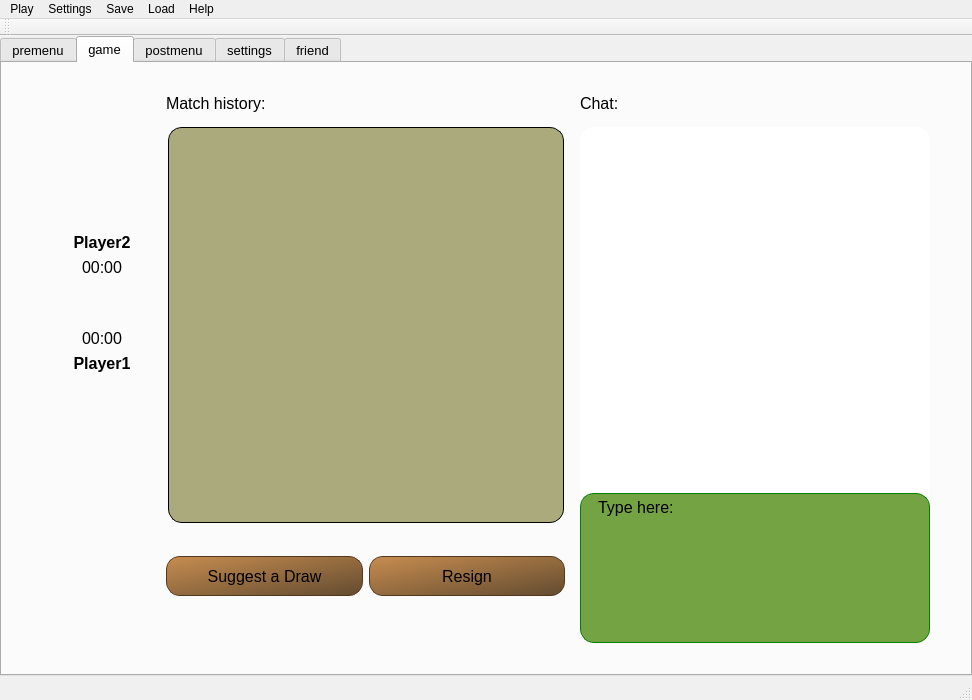
This is windows/mainwindow.ui in redmms/mercury_chess as Qt 5 draws it before an edit. The edited form follows.
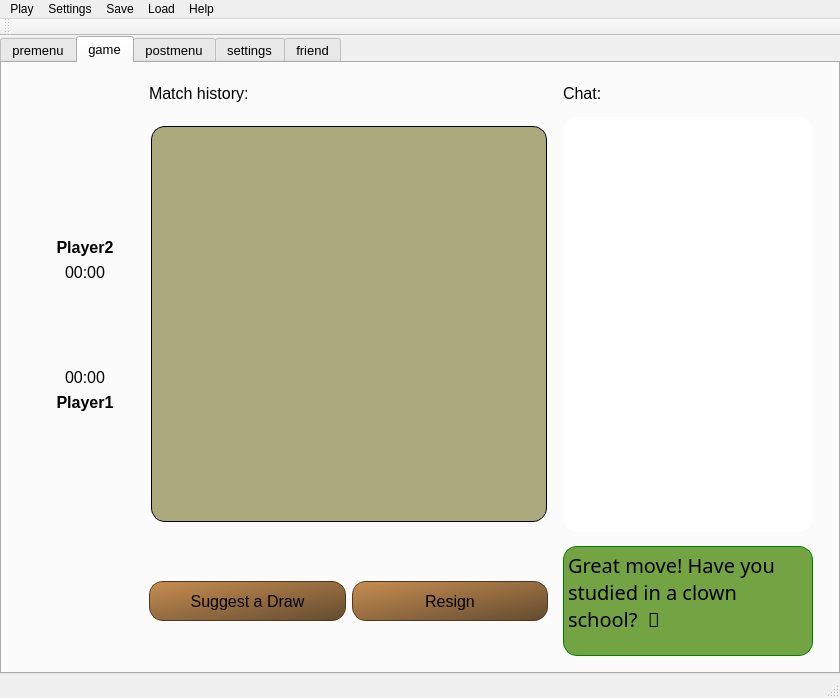
This is the edited form. The open tabs and pages were chosen to show the change. Icons and pictures are not drawn.

Commit message: Fck with printMessage()

What changed in the file:
```diff
--- a/windows/mainwindow.ui
+++ b/windows/mainwindow.ui
@@ -6,8 +6,8 @@
    <rect>
     <x>0</x>
     <y>0</y>
-    <width>972</width>
-    <height>700</height>
+    <width>840</width>
+    <height>698</height>
    </rect>
   </property>
   <property name="sizePolicy">
@@ -18,8 +18,8 @@
   </property>
   <property name="minimumSize">
    <size>
-    <width>972</width>
-    <height>700</height>
+    <width>0</width>
+    <height>0</height>
    </size>
   </property>
   <property name="maximumSize">
@@ -315,6 +315,7 @@
       </property>
       <property name="font">
        <font>
+        <family>Segoe UI</family>
         <pointsize>10</pointsize>
        </font>
       </property>
@@ -839,335 +840,158 @@
        </attribute>
        <layout class="QHBoxLayout" name="horizontalLayout_2">
         <item>
-         <layout class="QGridLayout" name="game_grid" columnstretch="2,0,0,0,1">
+         <layout class="QGridLayout" name="game_grid" columnstretch="2,0,0,3,1">
           <property name="sizeConstraint">
            <enum>QLayout::SetMinimumSize</enum>
           </property>
           <property name="leftMargin">
-           <number>20</number>
+           <number>5</number>
           </property>
           <property name="topMargin">
-           <number>20</number>
+           <number>10</number>
           </property>
           <property name="rightMargin">
-           <number>20</number>
+           <number>5</number>
           </property>
           <property name="bottomMargin">
-           <number>20</number>
+           <number>5</number>
           </property>
           <property name="spacing">
            <number>14</number>
           </property>
-          <item row="2" column="2">
-           <layout class="QHBoxLayout" name="game_buttons">
-            <item>
-             <widget class="QPushButton" name="draw_button">
+          <item row="1" column="2" alignment="Qt::AlignHCenter|Qt::AlignVCenter">
+           <widget class="QLabel" name="board_background">
               <property name="sizePolicy">
-               <sizepolicy hsizetype="MinimumExpanding" vsizetype="Fixed">
+             <sizepolicy hsizetype="Fixed" vsizetype="Fixed">
                 <horstretch>0</horstretch>
                 <verstretch>0</verstretch>
                </sizepolicy>
               </property>
               <property name="minimumSize">
                <size>
-                <width>89</width>
-                <height>40</height>
+              <width>396</width>
+              <height>396</height>
                </size>
               </property>
               <property name="maximumSize">
                <size>
-                <width>197</width>
-                <height>24</height>
+              <width>396</width>
+              <height>396</height>
                </size>
               </property>
               <property name="palette">
                <palette>
                 <active>
                  <colorrole role="Button">
-                  <brush brushstyle="LinearGradientPattern">
-                   <gradient startx="0.000000000000000" starty="0.000000000000000" endx="1.000000000000000" endy="1.000000000000000" type="LinearGradient" spread="PadSpread" coordinatemode="ObjectBoundingMode">
-                    <gradientstop position="0.000000000000000">
+                <brush brushstyle="SolidPattern">
                      <color alpha="255">
-                      <red>199</red>
-                      <green>141</green>
-                      <blue>80</blue>
-                     </color>
-                    </gradientstop>
-                    <gradientstop position="1.000000000000000">
-                     <color alpha="255">
-                      <red>99</red>
-                      <green>75</green>
-                      <blue>48</blue>
-                     </color>
-                    </gradientstop>
-                   </gradient>
+                  <red>170</red>
+                  <green>170</green>
+                  <blue>125</blue>
+                 </color>
                   </brush>
                  </colorrole>
                  <colorrole role="Base">
-                  <brush brushstyle="LinearGradientPattern">
-                   <gradient startx="0.000000000000000" starty="0.000000000000000" endx="1.000000000000000" endy="1.000000000000000" type="LinearGradient" spread="PadSpread" coordinatemode="ObjectBoundingMode">
-                    <gradientstop position="0.000000000000000">
+                <brush brushstyle="SolidPattern">
                      <color alpha="255">
-                      <red>199</red>
-                      <green>141</green>
-                      <blue>80</blue>
-                     </color>
-                    </gradientstop>
-                    <gradientstop position="1.000000000000000">
-                     <color alpha="255">
-                      <red>99</red>
-                      <green>75</green>
-                      <blue>48</blue>
-                     </color>
-                    </gradientstop>
-                   </gradient>
+                  <red>170</red>
+                  <green>170</green>
+                  <blue>125</blue>
+                 </color>
                   </brush>
                  </colorrole>
                  <colorrole role="Window">
-                  <brush brushstyle="LinearGradientPattern">
-                   <gradient startx="0.000000000000000" starty="0.000000000000000" endx="1.000000000000000" endy="1.000000000000000" type="LinearGradient" spread="PadSpread" coordinatemode="ObjectBoundingMode">
-                    <gradientstop position="0.000000000000000">
+                <brush brushstyle="SolidPattern">
                      <color alpha="255">
-                      <red>199</red>
-                      <green>141</green>
-                      <blue>80</blue>
-                     </color>
-                    </gradientstop>
-                    <gradientstop position="1.000000000000000">
-                     <color alpha="255">
-                      <red>99</red>
-                      <green>75</green>
-                      <blue>48</blue>
-                     </color>
-                    </gradientstop>
-                   </gradient>
+                  <red>170</red>
+                  <green>170</green>
+                  <blue>125</blue>
+                 </color>
                   </brush>
                  </colorrole>
                 </active>
                 <inactive>
                  <colorrole role="Button">
-                  <brush brushstyle="LinearGradientPattern">
-                   <gradient startx="0.000000000000000" starty="0.000000000000000" endx="1.000000000000000" endy="1.000000000000000" type="LinearGradient" spread="PadSpread" coordinatemode="ObjectBoundingMode">
-                    <gradientstop position="0.000000000000000">
+                <brush brushstyle="SolidPattern">
                      <color alpha="255">
-                      <red>199</red>
-                      <green>141</green>
-                      <blue>80</blue>
-                     </color>
-                    </gradientstop>
-                    <gradientstop position="1.000000000000000">
-                     <color alpha="255">
-                      <red>99</red>
-                      <green>75</green>
-                      <blue>48</blue>
-                     </color>
-                    </gradientstop>
-                   </gradient>
+                  <red>170</red>
+                  <green>170</green>
+                  <blue>125</blue>
+                 </color>
                   </brush>
                  </colorrole>
                  <colorrole role="Base">
-                  <brush brushstyle="LinearGradientPattern">
-                   <gradient startx="0.000000000000000" starty="0.000000000000000" endx="1.000000000000000" endy="1.000000000000000" type="LinearGradient" spread="PadSpread" coordinatemode="ObjectBoundingMode">
-                    <gradientstop position="0.000000000000000">
+                <brush brushstyle="SolidPattern">
                      <color alpha="255">
-                      <red>199</red>
-                      <green>141</green>
-                      <blue>80</blue>
-                     </color>
-                    </gradientstop>
-                    <gradientstop position="1.000000000000000">
-                     <color alpha="255">
-                      <red>99</red>
-                      <green>75</green>
-                      <blue>48</blue>
-                     </color>
-                    </gradientstop>
-                   </gradient>
+                  <red>170</red>
+                  <green>170</green>
+                  <blue>125</blue>
+                 </color>
                   </brush>
                  </colorrole>
                  <colorrole role="Window">
-                  <brush brushstyle="LinearGradientPattern">
-                   <gradient startx="0.000000000000000" starty="0.000000000000000" endx="1.000000000000000" endy="1.000000000000000" type="LinearGradient" spread="PadSpread" coordinatemode="ObjectBoundingMode">
-                    <gradientstop position="0.000000000000000">
+                <brush brushstyle="SolidPattern">
                      <color alpha="255">
-                      <red>199</red>
-                      <green>141</green>
-                      <blue>80</blue>
-                     </color>
-                    </gradientstop>
-                    <gradientstop position="1.000000000000000">
-                     <color alpha="255">
-                      <red>99</red>
-                      <green>75</green>
-                      <blue>48</blue>
-                     </color>
-                    </gradientstop>
-                   </gradient>
+                  <red>170</red>
+                  <green>170</green>
+                  <blue>125</blue>
+                 </color>
                   </brush>
                  </colorrole>
                 </inactive>
                 <disabled>
                  <colorrole role="Button">
-                  <brush brushstyle="LinearGradientPattern">
-                   <gradient startx="0.000000000000000" starty="0.000000000000000" endx="1.000000000000000" endy="1.000000000000000" type="LinearGradient" spread="PadSpread" coordinatemode="ObjectBoundingMode">
-                    <gradientstop position="0.000000000000000">
+                <brush brushstyle="SolidPattern">
                      <color alpha="255">
-                      <red>199</red>
-                      <green>141</green>
-                      <blue>80</blue>
-                     </color>
-                    </gradientstop>
-                    <gradientstop position="1.000000000000000">
-                     <color alpha="255">
-                      <red>99</red>
-                      <green>75</green>
-                      <blue>48</blue>
-                     </color>
-                    </gradientstop>
-                   </gradient>
+                  <red>170</red>
+                  <green>170</green>
+                  <blue>125</blue>
+                 </color>
                   </brush>
                  </colorrole>
                  <colorrole role="Base">
-                  <brush brushstyle="LinearGradientPattern">
-                   <gradient startx="0.000000000000000" starty="0.000000000000000" endx="1.000000000000000" endy="1.000000000000000" type="LinearGradient" spread="PadSpread" coordinatemode="ObjectBoundingMode">
-                    <gradientstop position="0.000000000000000">
+                <brush brushstyle="SolidPattern">
                      <color alpha="255">
-                      <red>199</red>
-                      <green>141</green>
-                      <blue>80</blue>
-                     </color>
-                    </gradientstop>
-                    <gradientstop position="1.000000000000000">
-                     <color alpha="255">
-                      <red>99</red>
-                      <green>75</green>
-                      <blue>48</blue>
-                     </color>
-                    </gradientstop>
-                   </gradient>
+                  <red>170</red>
+                  <green>170</green>
+                  <blue>125</blue>
+                 </color>
                   </brush>
                  </colorrole>
                  <colorrole role="Window">
-                  <brush brushstyle="LinearGradientPattern">
-                   <gradient startx="0.000000000000000" starty="0.000000000000000" endx="1.000000000000000" endy="1.000000000000000" type="LinearGradient" spread="PadSpread" coordinatemode="ObjectBoundingMode">
-                    <gradientstop position="0.000000000000000">
+                <brush brushstyle="SolidPattern">
                      <color alpha="255">
-                      <red>199</red>
-                      <green>141</green>
-                      <blue>80</blue>
-                     </color>
-                    </gradientstop>
-                    <gradientstop position="1.000000000000000">
-                     <color alpha="255">
-                      <red>99</red>
-                      <green>75</green>
-                      <blue>48</blue>
-                     </color>
-                    </gradientstop>
-                   </gradient>
+                  <red>170</red>
+                  <green>170</green>
+                  <blue>125</blue>
+                 </color>
                   </brush>
                  </colorrole>
                 </disabled>
                </palette>
               </property>
-              <property name="font">
-               <font>
-                <pointsize>12</pointsize>
-               </font>
-              </property>
-              <property name="styleSheet">
-               <string notr="true"/>
-              </property>
-              <property name="text">
-               <string>Suggest a Draw</string>
-              </property>
-             </widget>
-            </item>
-            <item>
-             <widget class="QPushButton" name="resign_button">
-              <property name="sizePolicy">
-               <sizepolicy hsizetype="MinimumExpanding" vsizetype="Fixed">
-                <horstretch>0</horstretch>
-                <verstretch>0</verstretch>
-               </sizepolicy>
-              </property>
-              <property name="minimumSize">
-               <size>
-                <width>75</width>
-                <height>40</height>
-               </size>
-              </property>
-              <property name="maximumSize">
-               <size>
-                <width>196</width>
-                <height>24</height>
-               </size>
-              </property>
-              <property name="font">
-               <font>
-                <pointsize>12</pointsize>
-               </font>
-              </property>
+            <property name="toolTip">
+             <string>Think thoroughly</string>
+            </property>
+            <property name="autoFillBackground">
+             <bool>false</bool>
+            </property>
               <property name="styleSheet">
-               <string notr="true"/>
-              </property>
-              <property name="text">
-               <string>Resign</string>
-              </property>
-             </widget>
-            </item>
-           </layout>
-          </item>
-          <item row="1" column="3">
-           <widget class="QScrollArea" name="chat_area">
-            <property name="sizePolicy">
-             <sizepolicy hsizetype="Preferred" vsizetype="MinimumExpanding">
-              <horstretch>0</horstretch>
-              <verstretch>0</verstretch>
-             </sizepolicy>
-            </property>
-            <property name="minimumSize">
-             <size>
-              <width>350</width>
-              <height>396</height>
-             </size>
-            </property>
-            <property name="maximumSize">
-             <size>
-              <width>350</width>
-              <height>16777215</height>
-             </size>
-            </property>
-            <property name="font">
-             <font>
-              <pointsize>12</pointsize>
-             </font>
-            </property>
-            <property name="styleSheet">
-             <string notr="true">QWidget{
-background: white;
+             <string notr="true">QLabel{
+background: rgb(170, 170, 125);
+border: 1 solid black /*#A86F2E*/;
 border-radius: 14px;
 }</string>
             </property>
-            <property name="verticalScrollBarPolicy">
-             <enum>Qt::ScrollBarAlwaysOff</enum>
+            <property name="text">
+             <string/>
             </property>
-            <property name="horizontalScrollBarPolicy">
-             <enum>Qt::ScrollBarAlwaysOff</enum>
+            <property name="scaledContents">
+             <bool>false</bool>
             </property>
-            <property name="widgetResizable">
-             <bool>true</bool>
+            <property name="alignment">
+             <set>Qt::AlignCenter</set>
             </property>
-            <widget class="QWidget" name="scrollAreaWidgetContents">
-             <property name="geometry">
-              <rect>
-               <x>0</x>
-               <y>0</y>
-               <width>350</width>
-               <height>396</height>
-              </rect>
-             </property>
-            </widget>
            </widget>
           </item>
           <item row="0" column="3">
@@ -1182,6 +1006,19 @@
             </property>
            </widget>
           </item>
+          <item row="1" column="4">
+           <spacer name="horizontalSpacer_2">
+            <property name="orientation">
+             <enum>Qt::Horizontal</enum>
+            </property>
+            <property name="sizeHint" stdset="0">
+             <size>
+              <width>1</width>
+              <height>20</height>
+             </size>
+            </property>
+           </spacer>
+          </item>
           <item row="1" column="1">
            <layout class="QVBoxLayout" name="players_layout">
             <property name="spacing">
@@ -1202,7 +1039,7 @@
             <property name="bottomMargin">
              <number>0</number>
             </property>
-            <item alignment="Qt::AlignRight">
+            <item alignment="Qt::AlignRight|Qt::AlignBottom">
              <widget class="QLabel" name="opponent_avatar">
               <property name="minimumSize">
                <size>
@@ -1304,10 +1141,13 @@
               <property name="orientation">
                <enum>Qt::Vertical</enum>
               </property>
+              <property name="sizeType">
+               <enum>QSizePolicy::Fixed</enum>
+              </property>
               <property name="sizeHint" stdset="0">
                <size>
                 <width>20</width>
-                <height>40</height>
+                <height>80</height>
                </size>
               </property>
              </spacer>
@@ -1369,7 +1209,7 @@
               </property>
              </widget>
             </item>
-            <item alignment="Qt::AlignRight">
+            <item alignment="Qt::AlignRight|Qt::AlignTop">
              <widget class="QLabel" name="user_avatar">
               <property name="sizePolicy">
                <sizepolicy hsizetype="Fixed" vsizetype="Fixed">
@@ -1440,6 +1280,76 @@
             </property>
            </widget>
           </item>
+          <item row="1" column="3">
+           <widget class="QScrollArea" name="chat_area">
+            <property name="sizePolicy">
+             <sizepolicy hsizetype="Expanding" vsizetype="MinimumExpanding">
+              <horstretch>0</horstretch>
+              <verstretch>0</verstretch>
+             </sizepolicy>
+            </property>
+            <property name="minimumSize">
+             <size>
+              <width>250</width>
+              <height>396</height>
+             </size>
+            </property>
+            <property name="maximumSize">
+             <size>
+              <width>350</width>
+              <height>16777215</height>
+             </size>
+            </property>
+            <property name="font">
+             <font>
+              <family>Pristina</family>
+              <pointsize>15</pointsize>
+             </font>
+            </property>
+            <property name="autoFillBackground">
+             <bool>false</bool>
+            </property>
+            <property name="styleSheet">
+             <string notr="true">QScrollArea{
+background: white;
+border-radius: 14px;
+}
+QWidget{
+background: white;
+border-radius: 14px;
+}
+QScrollArea.vieport{
+background: white;
+border-radius: 14px;
+}</string>
+            </property>
+            <property name="verticalScrollBarPolicy">
+             <enum>Qt::ScrollBarAlwaysOff</enum>
+            </property>
+            <property name="horizontalScrollBarPolicy">
+             <enum>Qt::ScrollBarAlwaysOff</enum>
+            </property>
+            <property name="sizeAdjustPolicy">
+             <enum>QAbstractScrollArea::AdjustIgnored</enum>
+            </property>
+            <property name="widgetResizable">
+             <bool>false</bool>
+            </property>
+            <property name="alignment">
+             <set>Qt::AlignLeading|Qt::AlignLeft|Qt::AlignTop</set>
+            </property>
+            <widget class="QWidget" name="scrollAreaWidgetContents">
+             <property name="geometry">
+              <rect>
+               <x>0</x>
+               <y>0</y>
+               <width>250</width>
+               <height>408</height>
+              </rect>
+             </property>
+            </widget>
+           </widget>
+          </item>
           <item row="1" column="0">
            <spacer name="horizontalSpacer">
             <property name="orientation">
@@ -1450,159 +1360,284 @@
             </property>
             <property name="sizeHint" stdset="0">
              <size>
-              <width>10</width>
+              <width>1</width>
               <height>20</height>
              </size>
             </property>
            </spacer>
           </item>
-          <item row="1" column="2" alignment="Qt::AlignHCenter|Qt::AlignVCenter">
-           <widget class="QLabel" name="board_background">
+          <item row="2" column="2">
+           <layout class="QHBoxLayout" name="game_buttons">
+            <item alignment="Qt::AlignVCenter">
+             <widget class="QPushButton" name="draw_button">
             <property name="sizePolicy">
-             <sizepolicy hsizetype="Fixed" vsizetype="Fixed">
+               <sizepolicy hsizetype="MinimumExpanding" vsizetype="Fixed">
               <horstretch>0</horstretch>
               <verstretch>0</verstretch>
              </sizepolicy>
             </property>
             <property name="minimumSize">
              <size>
-              <width>396</width>
-              <height>396</height>
+                <width>89</width>
+                <height>40</height>
              </size>
             </property>
             <property name="maximumSize">
              <size>
-              <width>396</width>
-              <height>396</height>
+                <width>197</width>
+                <height>24</height>
              </size>
             </property>
             <property name="palette">
              <palette>
               <active>
                <colorrole role="Button">
-                <brush brushstyle="SolidPattern">
+                  <brush brushstyle="LinearGradientPattern">
+                   <gradient startx="0.000000000000000" starty="0.000000000000000" endx="1.000000000000000" endy="1.000000000000000" type="LinearGradient" spread="PadSpread" coordinatemode="ObjectBoundingMode">
+                    <gradientstop position="0.000000000000000">
                  <color alpha="255">
-                  <red>170</red>
-                  <green>170</green>
-                  <blue>125</blue>
-                 </color>
+                      <red>199</red>
+                      <green>141</green>
+                      <blue>80</blue>
+                     </color>
+                    </gradientstop>
+                    <gradientstop position="1.000000000000000">
+                     <color alpha="255">
+                      <red>99</red>
+                      <green>75</green>
+                      <blue>48</blue>
+                     </color>
+                    </gradientstop>
+                   </gradient>
                 </brush>
                </colorrole>
                <colorrole role="Base">
-                <brush brushstyle="SolidPattern">
+                  <brush brushstyle="LinearGradientPattern">
+                   <gradient startx="0.000000000000000" starty="0.000000000000000" endx="1.000000000000000" endy="1.000000000000000" type="LinearGradient" spread="PadSpread" coordinatemode="ObjectBoundingMode">
+                    <gradientstop position="0.000000000000000">
                  <color alpha="255">
-                  <red>170</red>
-                  <green>170</green>
-                  <blue>125</blue>
-                 </color>
+                      <red>199</red>
+                      <green>141</green>
+                      <blue>80</blue>
+                     </color>
+                    </gradientstop>
+                    <gradientstop position="1.000000000000000">
+                     <color alpha="255">
+                      <red>99</red>
+                      <green>75</green>
+                      <blue>48</blue>
+                     </color>
+                    </gradientstop>
+                   </gradient>
                 </brush>
                </colorrole>
                <colorrole role="Window">
-                <brush brushstyle="SolidPattern">
+                  <brush brushstyle="LinearGradientPattern">
+                   <gradient startx="0.000000000000000" starty="0.000000000000000" endx="1.000000000000000" endy="1.000000000000000" type="LinearGradient" spread="PadSpread" coordinatemode="ObjectBoundingMode">
+                    <gradientstop position="0.000000000000000">
                  <color alpha="255">
-                  <red>170</red>
-                  <green>170</green>
-                  <blue>125</blue>
-                 </color>
+                      <red>199</red>
+                      <green>141</green>
+                      <blue>80</blue>
+                     </color>
+                    </gradientstop>
+                    <gradientstop position="1.000000000000000">
+                     <color alpha="255">
+                      <red>99</red>
+                      <green>75</green>
+                      <blue>48</blue>
+                     </color>
+                    </gradientstop>
+                   </gradient>
                 </brush>
                </colorrole>
               </active>
               <inactive>
                <colorrole role="Button">
-                <brush brushstyle="SolidPattern">
+                  <brush brushstyle="LinearGradientPattern">
+                   <gradient startx="0.000000000000000" starty="0.000000000000000" endx="1.000000000000000" endy="1.000000000000000" type="LinearGradient" spread="PadSpread" coordinatemode="ObjectBoundingMode">
+                    <gradientstop position="0.000000000000000">
                  <color alpha="255">
-                  <red>170</red>
-                  <green>170</green>
-                  <blue>125</blue>
-                 </color>
+                      <red>199</red>
+                      <green>141</green>
+                      <blue>80</blue>
+                     </color>
+                    </gradientstop>
+                    <gradientstop position="1.000000000000000">
+                     <color alpha="255">
+                      <red>99</red>
+                      <green>75</green>
+                      <blue>48</blue>
+                     </color>
+                    </gradientstop>
+                   </gradient>
                 </brush>
                </colorrole>
                <colorrole role="Base">
-                <brush brushstyle="SolidPattern">
+                  <brush brushstyle="LinearGradientPattern">
+                   <gradient startx="0.000000000000000" starty="0.000000000000000" endx="1.000000000000000" endy="1.000000000000000" type="LinearGradient" spread="PadSpread" coordinatemode="ObjectBoundingMode">
+                    <gradientstop position="0.000000000000000">
                  <color alpha="255">
-                  <red>170</red>
-                  <green>170</green>
-                  <blue>125</blue>
-                 </color>
+                      <red>199</red>
+                      <green>141</green>
+                      <blue>80</blue>
+                     </color>
+                    </gradientstop>
+                    <gradientstop position="1.000000000000000">
+                     <color alpha="255">
+                      <red>99</red>
+                      <green>75</green>
+                      <blue>48</blue>
+                     </color>
+                    </gradientstop>
+                   </gradient>
                 </brush>
                </colorrole>
                <colorrole role="Window">
-                <brush brushstyle="SolidPattern">
+                  <brush brushstyle="LinearGradientPattern">
+                   <gradient startx="0.000000000000000" starty="0.000000000000000" endx="1.000000000000000" endy="1.000000000000000" type="LinearGradient" spread="PadSpread" coordinatemode="ObjectBoundingMode">
+                    <gradientstop position="0.000000000000000">
                  <color alpha="255">
-                  <red>170</red>
-                  <green>170</green>
-                  <blue>125</blue>
-                 </color>
+                      <red>199</red>
+                      <green>141</green>
+                      <blue>80</blue>
+                     </color>
+                    </gradientstop>
+                    <gradientstop position="1.000000000000000">
+                     <color alpha="255">
+                      <red>99</red>
+                      <green>75</green>
+                      <blue>48</blue>
+                     </color>
+                    </gradientstop>
+                   </gradient>
                 </brush>
                </colorrole>
               </inactive>
               <disabled>
                <colorrole role="Button">
-                <brush brushstyle="SolidPattern">
+                  <brush brushstyle="LinearGradientPattern">
+                   <gradient startx="0.000000000000000" starty="0.000000000000000" endx="1.000000000000000" endy="1.000000000000000" type="LinearGradient" spread="PadSpread" coordinatemode="ObjectBoundingMode">
+                    <gradientstop position="0.000000000000000">
                  <color alpha="255">
-                  <red>170</red>
-                  <green>170</green>
-                  <blue>125</blue>
-                 </color>
+                      <red>199</red>
+                      <green>141</green>
+                      <blue>80</blue>
+                     </color>
+                    </gradientstop>
+                    <gradientstop position="1.000000000000000">
+                     <color alpha="255">
+                      <red>99</red>
+                      <green>75</green>
+                      <blue>48</blue>
+                     </color>
+                    </gradientstop>
+                   </gradient>
                 </brush>
                </colorrole>
                <colorrole role="Base">
-                <brush brushstyle="SolidPattern">
+                  <brush brushstyle="LinearGradientPattern">
+                   <gradient startx="0.000000000000000" starty="0.000000000000000" endx="1.000000000000000" endy="1.000000000000000" type="LinearGradient" spread="PadSpread" coordinatemode="ObjectBoundingMode">
+                    <gradientstop position="0.000000000000000">
                  <color alpha="255">
-                  <red>170</red>
-                  <green>170</green>
-                  <blue>125</blue>
-                 </color>
+                      <red>199</red>
+                      <green>141</green>
+                      <blue>80</blue>
+                     </color>
+                    </gradientstop>
+                    <gradientstop position="1.000000000000000">
+                     <color alpha="255">
+                      <red>99</red>
+                      <green>75</green>
+                      <blue>48</blue>
+                     </color>
+                    </gradientstop>
+                   </gradient>
                 </brush>
                </colorrole>
                <colorrole role="Window">
-                <brush brushstyle="SolidPattern">
+                  <brush brushstyle="LinearGradientPattern">
+                   <gradient startx="0.000000000000000" starty="0.000000000000000" endx="1.000000000000000" endy="1.000000000000000" type="LinearGradient" spread="PadSpread" coordinatemode="ObjectBoundingMode">
+                    <gradientstop position="0.000000000000000">
                  <color alpha="255">
-                  <red>170</red>
-                  <green>170</green>
-                  <blue>125</blue>
-                 </color>
+                      <red>199</red>
+                      <green>141</green>
+                      <blue>80</blue>
+                     </color>
+                    </gradientstop>
+                    <gradientstop position="1.000000000000000">
+                     <color alpha="255">
+                      <red>99</red>
+                      <green>75</green>
+                      <blue>48</blue>
+                     </color>
+                    </gradientstop>
+                   </gradient>
                 </brush>
                </colorrole>
               </disabled>
              </palette>
             </property>
-            <property name="toolTip">
-             <string>Think thoroughly</string>
-            </property>
-            <property name="autoFillBackground">
-             <bool>false</bool>
-            </property>
+              <property name="font">
+               <font>
+                <pointsize>12</pointsize>
+               </font>
+              </property>
             <property name="styleSheet">
-             <string notr="true">QLabel{
-background: rgb(170, 170, 125);
-border: 1 solid black /*#A86F2E*/;
-border-radius: 14px;
-}</string>
+               <string notr="true"/>
             </property>
             <property name="text">
-             <string/>
-            </property>
-            <property name="scaledContents">
-             <bool>false</bool>
-            </property>
-            <property name="alignment">
-             <set>Qt::AlignCenter</set>
-            </property>
-           </widget>
-          </item>
-          <item row="2" column="3">
-           <widget class="QTextEdit" name="textEdit">
+               <string>Suggest a Draw</string>
+              </property>
+             </widget>
+            </item>
+            <item alignment="Qt::AlignVCenter">
+             <widget class="QPushButton" name="resign_button">
+              <property name="sizePolicy">
+               <sizepolicy hsizetype="MinimumExpanding" vsizetype="Fixed">
+                <horstretch>0</horstretch>
+                <verstretch>0</verstretch>
+               </sizepolicy>
+              </property>
+              <property name="minimumSize">
+               <size>
+                <width>75</width>
+                <height>40</height>
+               </size>
+              </property>
+              <property name="maximumSize">
+               <size>
+                <width>196</width>
+                <height>24</height>
+               </size>
+              </property>
+              <property name="font">
+               <font>
+                <pointsize>12</pointsize>
+               </font>
+              </property>
+              <property name="styleSheet">
+               <string notr="true"/>
+              </property>
+              <property name="text">
+               <string>Resign</string>
+              </property>
+             </widget>
+            </item>
+           </layout>
+          </item>
+          <item row="2" column="3" alignment="Qt::AlignTop">
+           <widget class="QPlainTextEdit" name="message_edit">
             <property name="minimumSize">
              <size>
-              <width>350</width>
-              <height>150</height>
+              <width>250</width>
+              <height>110</height>
              </size>
             </property>
             <property name="maximumSize">
              <size>
               <width>350</width>
-              <height>150</height>
+              <height>110</height>
              </size>
             </property>
             <property name="palette">
@@ -1698,7 +1733,8 @@
             </property>
             <property name="font">
              <font>
-              <pointsize>12</pointsize>
+              <family>Pristina</family>
+              <pointsize>15</pointsize>
              </font>
             </property>
             <property name="toolTip">
@@ -1712,35 +1748,17 @@
 border: 1px solid green;
 border-radius: 14;</string>
             </property>
-            <property name="html">
-             <string>&lt;!DOCTYPE HTML PUBLIC &quot;-//W3C//DTD HTML 4.0//EN&quot; &quot;http://www.w3.org/TR/REC-html40/strict.dtd&quot;&gt;
-&lt;html&gt;&lt;head&gt;&lt;meta name=&quot;qrichtext&quot; content=&quot;1&quot; /&gt;&lt;meta charset=&quot;utf-8&quot; /&gt;&lt;style type=&quot;text/css&quot;&gt;
-p, li { white-space: pre-wrap; }
-hr { height: 1px; border-width: 0; }
-li.unchecked::marker { content: &quot;\2610&quot;; }
-li.checked::marker { content: &quot;\2612&quot;; }
-&lt;/style&gt;&lt;/head&gt;&lt;body style=&quot; font-family:'Segoe UI'; font-size:12pt; font-weight:400; font-style:normal;&quot;&gt;
-&lt;p style=&quot; margin-top:0px; margin-bottom:0px; margin-left:0px; margin-right:0px; -qt-block-indent:0; text-indent:0px;&quot;&gt;   Type here:&lt;/p&gt;
-&lt;p style=&quot;-qt-paragraph-type:empty; margin-top:0px; margin-bottom:0px; margin-left:0px; margin-right:0px; -qt-block-indent:0; text-indent:0px;&quot;&gt;&lt;br /&gt;&lt;/p&gt;&lt;/body&gt;&lt;/html&gt;</string>
+            <property name="verticalScrollBarPolicy">
+             <enum>Qt::ScrollBarAlwaysOff</enum>
             </property>
-            <property name="placeholderText">
-             <string/>
+            <property name="horizontalScrollBarPolicy">
+             <enum>Qt::ScrollBarAlwaysOff</enum>
+            </property>
+            <property name="plainText">
+             <string>Great move! Have you studied in a clown school?  🤡</string>
             </property>
            </widget>
           </item>
-          <item row="1" column="4">
-           <spacer name="horizontalSpacer_2">
-            <property name="orientation">
-             <enum>Qt::Horizontal</enum>
-            </property>
-            <property name="sizeHint" stdset="0">
-             <size>
-              <width>10</width>
-              <height>20</height>
-             </size>
-            </property>
-           </spacer>
-          </item>
          </layout>
         </item>
        </layout>
@@ -5011,7 +5029,7 @@
     <rect>
      <x>0</x>
      <y>0</y>
-     <width>972</width>
+     <width>840</width>
      <height>21</height>
     </rect>
    </property>
```
Left out of the diff: 2 changed lines with no effect on the pictures. Lines whose indentation alone changed are shown as unchanged. The commit also changes 9 other files.
